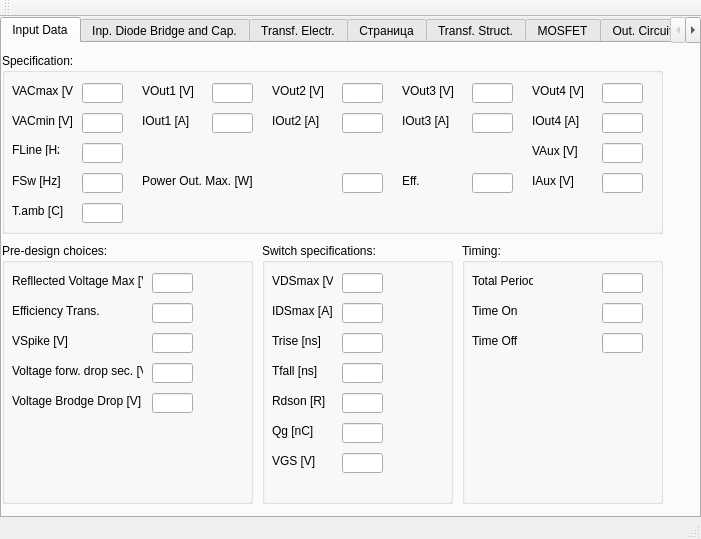
First picture: the form in FLySMPS/FLySMPS.ui, repository aemeltsev/FLySMPS, before the edit.
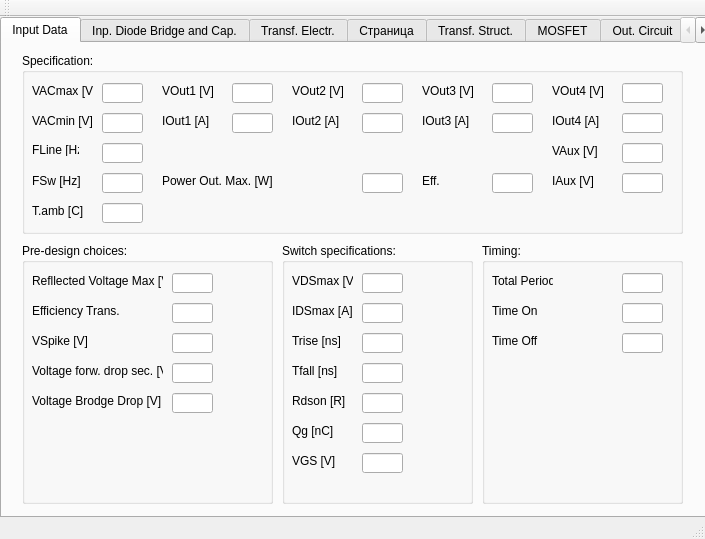
Second picture: the form after the edit. The open tabs and pages were chosen to show the change.

```diff
--- a/FLySMPS/FLySMPS.ui
+++ b/FLySMPS/FLySMPS.ui
@@ -6,7 +6,7 @@
    <rect>
     <x>0</x>
     <y>0</y>
-    <width>701</width>
+    <width>705</width>
     <height>539</height>
    </rect>
   </property>
@@ -19,7 +19,7 @@
      <rect>
       <x>0</x>
       <y>0</y>
-      <width>701</width>
+      <width>711</width>
       <height>501</height>
      </rect>
     </property>
@@ -36,7 +36,7 @@
      <widget class="QGroupBox" name="groupBox">
       <property name="geometry">
        <rect>
-        <x>0</x>
+        <x>20</x>
         <y>10</y>
         <width>661</width>
         <height>181</height>
@@ -440,7 +440,7 @@
      <widget class="QGroupBox" name="groupBox_2">
       <property name="geometry">
        <rect>
-        <x>0</x>
+        <x>20</x>
         <y>200</y>
         <width>251</width>
         <height>261</height>
@@ -568,7 +568,7 @@
      <widget class="QGroupBox" name="groupBox_3">
       <property name="geometry">
        <rect>
-        <x>260</x>
+        <x>280</x>
         <y>200</y>
         <width>191</width>
         <height>261</height>
@@ -742,7 +742,7 @@
      <widget class="QGroupBox" name="groupBox_4">
       <property name="geometry">
        <rect>
-        <x>460</x>
+        <x>480</x>
         <y>200</y>
         <width>201</width>
         <height>261</height>
```
Left out of the diff: 14 changed lines with no effect on the pictures.
